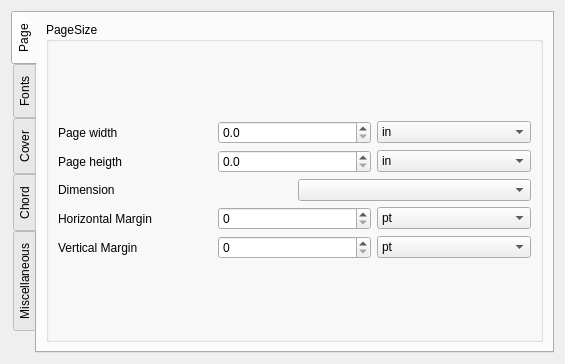
Old version of the form formconfig.ui in the repository jpcima/chordv.
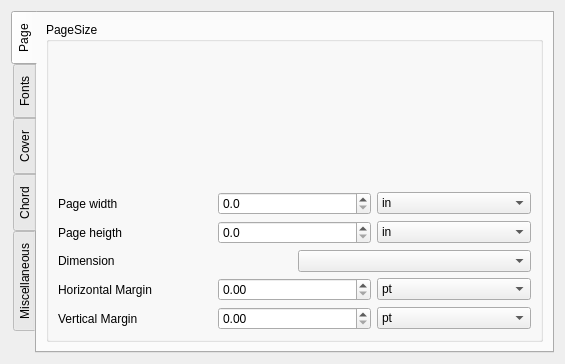
New version of the form. Custom widgets are drawn as their Qt base class.

Commit message: SpinBoxUnit class

```diff
--- a/formconfig.ui
+++ b/formconfig.ui
@@ -35,6 +35,9 @@
          <layout class="QVBoxLayout" name="verticalLayout_6">
           <item>
            <layout class="QVBoxLayout" name="verticalLayout_9">
+            <item>
+             <widget class="SpinBoxUnit" name="spuPageWidth" native="true"/>
+            </item>
             <item>
              <layout class="QHBoxLayout" name="horizontalLayout_19">
               <item>
@@ -129,7 +132,7 @@
                </widget>
               </item>
               <item>
-               <widget class="QSpinBox" name="spinBoxMarginHorizontal"/>
+               <widget class="QDoubleSpinBox" name="doubleSpinBoxMarginHorizontal"/>
               </item>
               <item>
                <widget class="QComboBox" name="comboBoxMarginHorizontalUnit">
@@ -172,7 +175,7 @@
                </widget>
               </item>
               <item>
-               <widget class="QSpinBox" name="spinBoxMarginVertical"/>
+               <widget class="QDoubleSpinBox" name="doubleSpinBoxMarginVertical"/>
               </item>
               <item>
                <widget class="QComboBox" name="comboBoxMarginVerticalUnit">
@@ -653,6 +656,12 @@
   </layout>
  </widget>
  <customwidgets>
+  <customwidget>
+   <class>SpinBoxUnit</class>
+   <extends>QWidget</extends>
+   <header>spinboxunit.h</header>
+   <container>1</container>
+  </customwidget>
   <customwidget>
    <class>FontButton</class>
    <extends>QToolButton</extends>
```
Left out of the diff: 8 changed lines with no effect on the pictures. The commit also changes 6 other files.
